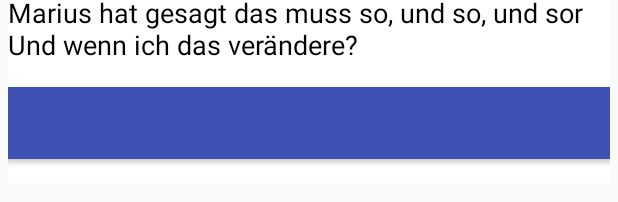
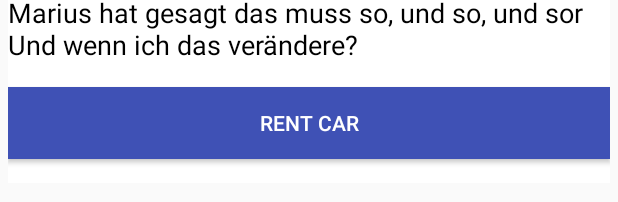
Before and after one commit to MohammedTag/WunderAndroidChallenge, an Android app: the layout activity_main.xml on its own in the app's theme, with its tools: preview values and no code run, on a phone screen of 412 x 824 dp. Shown: the part 984-1186 px from the top of the screen. Run offline under Robolectric (Android 15) with nearby library versions, the phone set to English and light mode, and no system bars.

Commit message:
- changing text setting for button

```diff
--- a/app/src/main/java/com/example/di/apptestwunder/views/car_details_view/MainActivity.java
+++ b/app/src/main/java/com/example/di/apptestwunder/views/car_details_view/MainActivity.java
@@ -82,7 +82,6 @@ public class MainActivity extends AppCompatActivity implements CarDetailsView {
         Intent it = getIntent();
         carId = it.getIntExtra("CAR_ID", 1);
 
-        rentCarActionBtn.setText("Rent Car");
         rentCarActionBtn.setOnClickListener(new View.OnClickListener() {
             @Override
             public void onClick(View view) {
--- a/app/src/main/res/layout/activity_main.xml
+++ b/app/src/main/res/layout/activity_main.xml
@@ -211,6 +211,7 @@
             android:layout_marginBottom="16dp"
             android:background="@color/colorPrimary"
             android:textAlignment="center"
+            android:text="Rent Car"
             android:textColor="@android:color/white"
             app:layout_constraintBottom_toBottomOf="parent"
             app:layout_constraintEnd_toEndOf="parent"
```
